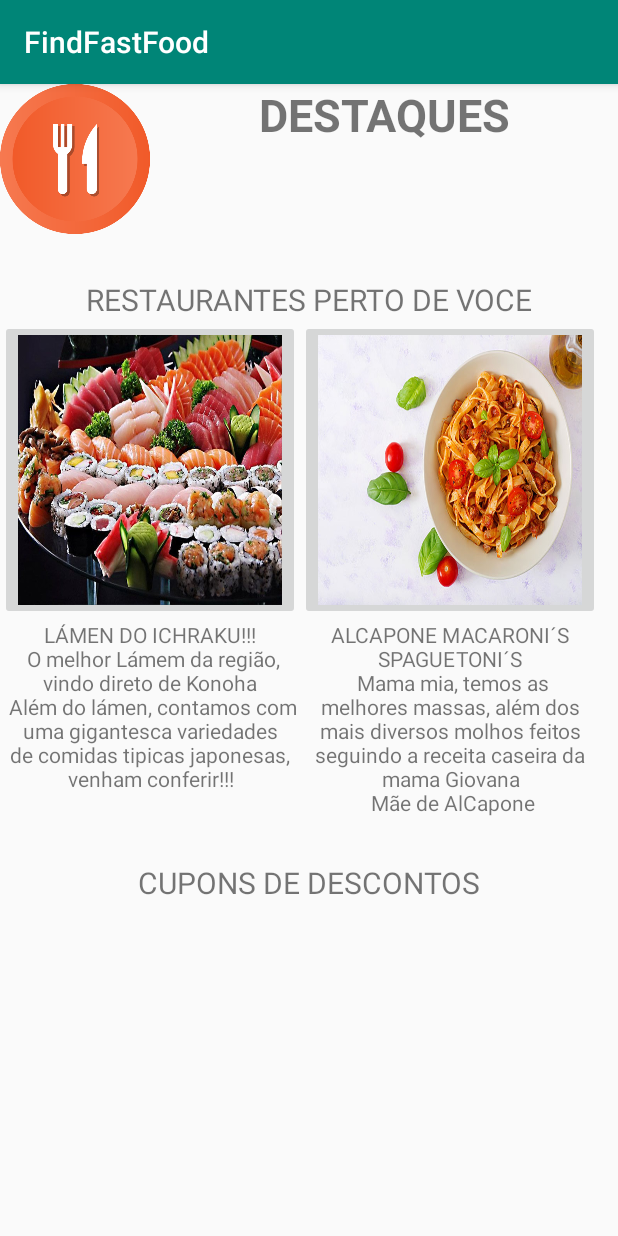
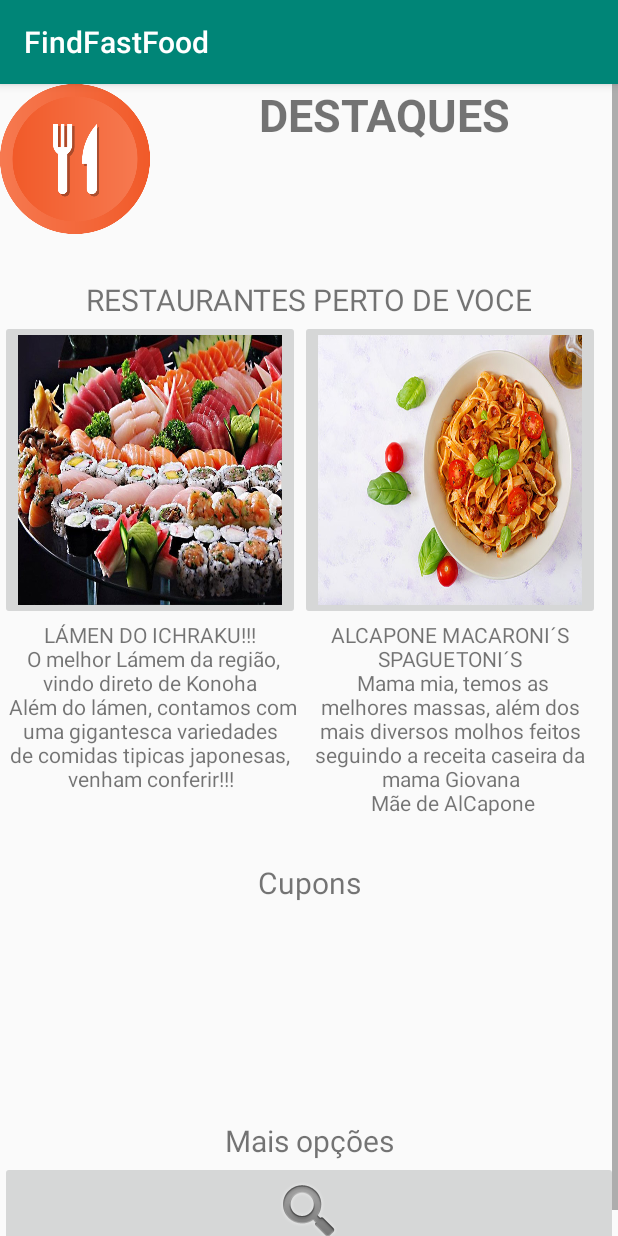
Before and after one commit to ParzivalMarcos/FindFastFoodDefinitivo, an Android app: the TelaPrincipal screen opened directly, with no data from a screen before it, on a phone screen of 412 x 824 dp. Run offline under Robolectric (Android 15) with nearby library versions, the phone set to English and light mode, and no system bars.

Commit message:
Feitas as telas (pesquisa e comida Japonesa) + Os vinculos de onclick para tais.

```diff
--- a/app/src/main/AndroidManifest.xml
+++ b/app/src/main/AndroidManifest.xml
@@ -9,7 +9,9 @@
         android:roundIcon="@mipmap/ic_launcher_round"
         android:supportsRtl="true"
         android:theme="@style/AppTheme">
-        <activity android:name=".TelaPrincipal"></activity>
+        <activity android:name=".Pesquisa"></activity>
+        <activity android:name=".Japonesa" />
+        <activity android:name=".TelaPrincipal" />
         <activity android:name=".MainActivity">
             <intent-filter>
                 <action android:name="android.intent.action.MAIN" />
--- a/app/src/main/res/layout/activity_tela_principal.xml
+++ b/app/src/main/res/layout/activity_tela_principal.xml
@@ -61,12 +61,14 @@
                     android:orientation="horizontal"
                     android:layout_width="match_parent"
                     android:layout_height="wrap_content">
-                        <ImageButton
-                            android:id="@+id/btnJaponesa"
-                            android:layout_width="200dp"
-                            android:layout_height="200dp"
-                            android:src="@drawable/catcomidajaponesa"
-                            android:scaleType="fitXY"></ImageButton>
+
+                    <ImageButton
+                        android:id="@+id/btnJaponesa"
+                        android:layout_width="200dp"
+                        android:layout_height="200dp"
+                        android:onClick="japonesa"
+                        android:scaleType="fitXY"
+                        android:src="@drawable/catcomidajaponesa"></ImageButton>
                         <ImageButton
                             android:id="@+id/btnItaliana"
                             android:layout_width="200dp"
@@ -82,7 +84,7 @@
                         android:textAlignment="center"
                         android:layout_width="200dp"
                         android:layout_height="wrap_content"
-                        android:text="@string/japonesa"></TextView>
+                        android:text="@string/pesquisa"></TextView>
                     <TextView
                         android:textAlignment="center"
                         android:layout_width="200dp"
@@ -94,17 +96,37 @@
                 android:orientation="vertical"
                 android:id="@+id/vazioS"
                 android:layout_width="match_parent"
-                android:layout_height="30dp"></LinearLayout>
+                android:layout_height="30dp"/>
             <LinearLayout
                 android:layout_width="match_parent"
                 android:layout_height="match_parent">
+
                 <TextView
                     android:layout_width="match_parent"
-                    android:layout_height="match_parent"
-                    android:text="CUPONS DE DESCONTOS"
+                    android:layout_height="172dp"
+                    android:text="Cupons"
                     android:textAlignment="center"
                     android:textSize="20dp"></TextView>
+
+
             </LinearLayout>
+
+            <TextView
+                android:layout_width="match_parent"
+                android:layout_height="wrap_content"
+                android:text="Mais opções"
+                android:textAlignment="center"
+                android:textSize="20dp"></TextView>
+
+            <ImageButton
+                android:id="@+id/imageButton"
+                android:layout_width="match_parent"
+                android:layout_height="match_parent"
+                android:layout_weight="1"
+                android:onClick="pesquisa"
+                app:srcCompat="@android:drawable/ic_search_category_default" />/>
+
+
 
 
 
--- a/app/src/main/res/values/strings.xml
+++ b/app/src/main/res/values/strings.xml
@@ -1,7 +1,7 @@
 <resources>
     <string name="app_name">FindFastFood</string>
 
-    <string name="japonesa">LÁMEN DO ICHRAKU!!!\n
+    <string name="pesquisa">LÁMEN DO ICHRAKU!!!\n
     O melhor Lámem da região, vindo direto de Konoha\n
     Além do lámen, contamos com uma gigantesca variedades
     de comidas tipicas japonesas, venham conferir!!!</string>
```
Also changed, not shown: app/src/main/java/com/example/findfastfood/Japonesa.java (added, +14 -0 lines), app/src/main/java/com/example/findfastfood/Pesquisa.java (added, +14 -0 lines), app/src/main/res/layout/activity_japonesa.xml (added, +26 -0 lines), app/src/main/res/layout/activity_pesquisa.xml (added, +34 -0 lines), app/src/main/res/drawable/combinado.jpg (added), app/src/main/res/drawable/sushi.jpg (added), app/src/main/res/drawable/temaki.jpeg (added).
